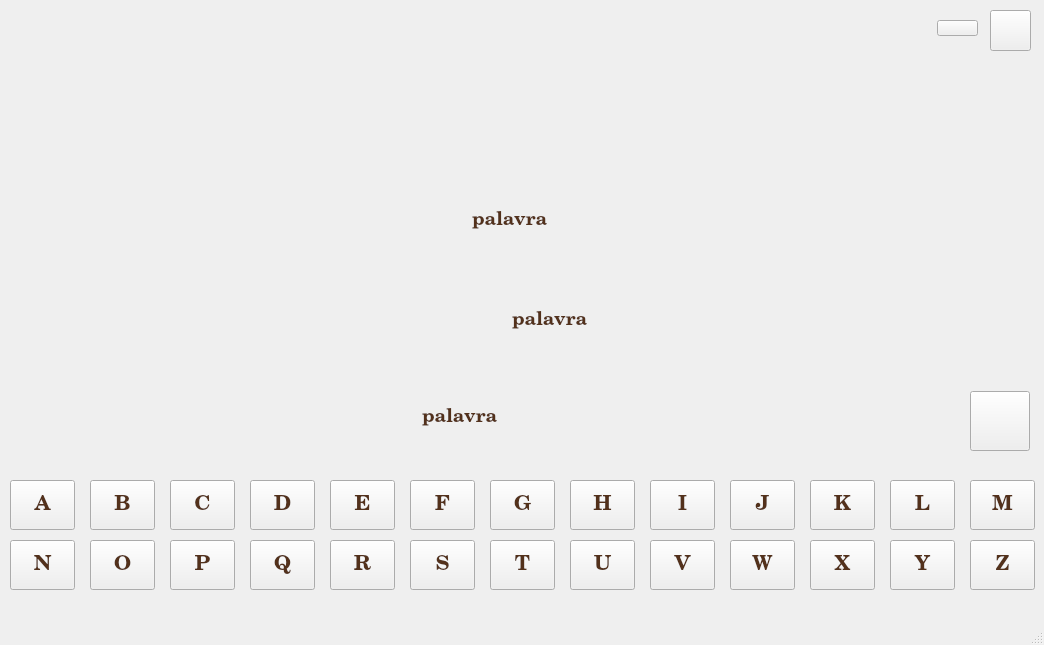
Above: design_jogo_da_forca.ui from ericdecastro/Jogo-da-Forca before the change. Below: the same form after it.
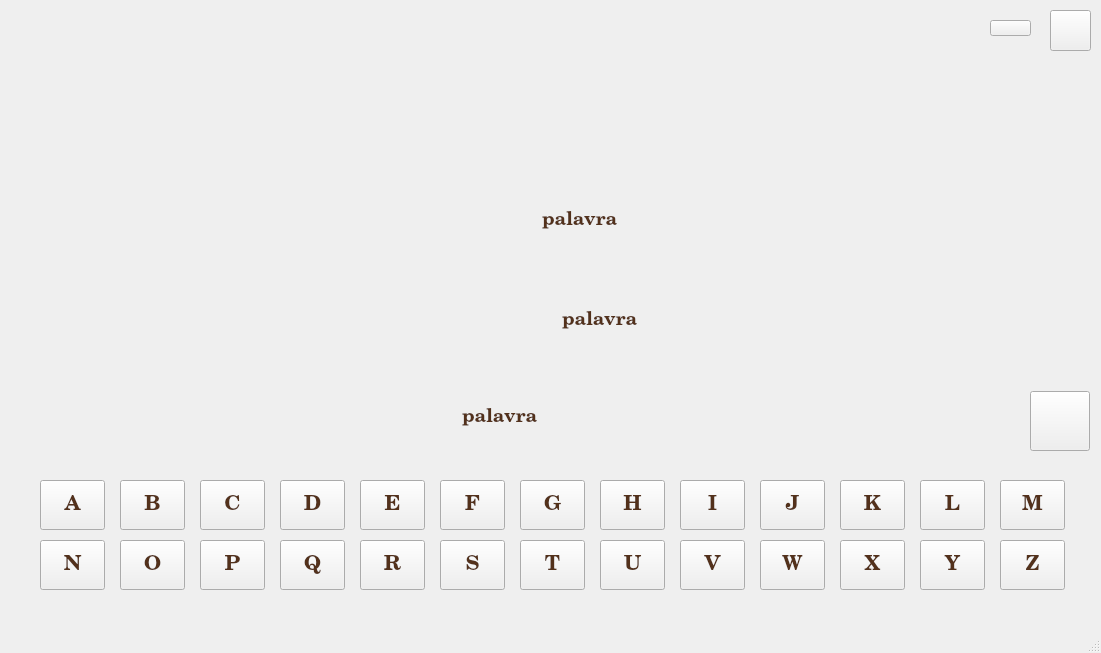
That is the form after the change. Icons and pictures are not drawn.

Patch:
```diff
--- a/design_jogo_da_forca.ui
+++ b/design_jogo_da_forca.ui
@@ -12,8 +12,8 @@
    <rect>
     <x>0</x>
     <y>0</y>
-    <width>1044</width>
-    <height>645</height>
+    <width>1101</width>
+    <height>653</height>
    </rect>
   </property>
   <property name="cursor">
@@ -42,7 +42,7 @@
    <widget class="QPushButton" name="btnA">
     <property name="geometry">
      <rect>
-      <x>10</x>
+      <x>40</x>
       <y>480</y>
       <width>65</width>
       <height>50</height>
@@ -76,7 +76,7 @@
    <widget class="QPushButton" name="btnB">
     <property name="geometry">
      <rect>
-      <x>90</x>
+      <x>120</x>
       <y>480</y>
       <width>65</width>
       <height>50</height>
@@ -105,7 +105,7 @@
    <widget class="QPushButton" name="btnG">
     <property name="geometry">
      <rect>
-      <x>490</x>
+      <x>520</x>
       <y>480</y>
       <width>65</width>
       <height>50</height>
@@ -134,7 +134,7 @@
    <widget class="QPushButton" name="btnF">
     <property name="geometry">
      <rect>
-      <x>410</x>
+      <x>440</x>
       <y>480</y>
       <width>65</width>
       <height>50</height>
@@ -163,7 +163,7 @@
    <widget class="QPushButton" name="btnC">
     <property name="geometry">
      <rect>
-      <x>170</x>
+      <x>200</x>
       <y>480</y>
       <width>65</width>
       <height>50</height>
@@ -192,7 +192,7 @@
    <widget class="QPushButton" name="btnD">
     <property name="geometry">
      <rect>
-      <x>250</x>
+      <x>280</x>
       <y>480</y>
       <width>65</width>
       <height>50</height>
@@ -221,7 +221,7 @@
    <widget class="QPushButton" name="btnE">
     <property name="geometry">
      <rect>
-      <x>330</x>
+      <x>360</x>
       <y>480</y>
       <width>65</width>
       <height>50</height>
@@ -250,7 +250,7 @@
    <widget class="QPushButton" name="btnH">
     <property name="geometry">
      <rect>
-      <x>570</x>
+      <x>600</x>
       <y>480</y>
       <width>65</width>
       <height>50</height>
@@ -279,7 +279,7 @@
    <widget class="QPushButton" name="btnO">
     <property name="geometry">
      <rect>
-      <x>90</x>
+      <x>120</x>
       <y>540</y>
       <width>65</width>
       <height>50</height>
@@ -308,7 +308,7 @@
    <widget class="QPushButton" name="btnN">
     <property name="geometry">
      <rect>
-      <x>10</x>
+      <x>40</x>
       <y>540</y>
       <width>65</width>
       <height>50</height>
@@ -337,7 +337,7 @@
    <widget class="QPushButton" name="btnL">
     <property name="geometry">
      <rect>
-      <x>890</x>
+      <x>920</x>
       <y>480</y>
       <width>65</width>
       <height>50</height>
@@ -366,7 +366,7 @@
    <widget class="QPushButton" name="btnM">
     <property name="geometry">
      <rect>
-      <x>970</x>
+      <x>1000</x>
       <y>480</y>
       <width>65</width>
       <height>50</height>
@@ -395,7 +395,7 @@
    <widget class="QPushButton" name="btnP">
     <property name="geometry">
      <rect>
-      <x>170</x>
+      <x>200</x>
       <y>540</y>
       <width>65</width>
       <height>50</height>
@@ -424,7 +424,7 @@
    <widget class="QPushButton" name="btnJ">
     <property name="geometry">
      <rect>
-      <x>730</x>
+      <x>760</x>
       <y>480</y>
       <width>65</width>
       <height>50</height>
@@ -453,7 +453,7 @@
    <widget class="QPushButton" name="btnK">
     <property name="geometry">
      <rect>
-      <x>810</x>
+      <x>840</x>
       <y>480</y>
       <width>65</width>
       <height>50</height>
@@ -482,7 +482,7 @@
    <widget class="QPushButton" name="btnI">
     <property name="geometry">
      <rect>
-      <x>650</x>
+      <x>680</x>
       <y>480</y>
       <width>65</width>
       <height>50</height>
@@ -511,7 +511,7 @@
    <widget class="QPushButton" name="btnW">
     <property name="geometry">
      <rect>
-      <x>730</x>
+      <x>760</x>
       <y>540</y>
       <width>65</width>
       <height>50</height>
@@ -540,7 +540,7 @@
    <widget class="QPushButton" name="btnV">
     <property name="geometry">
      <rect>
-      <x>650</x>
+      <x>680</x>
       <y>540</y>
       <width>65</width>
       <height>50</height>
@@ -569,7 +569,7 @@
    <widget class="QPushButton" name="btnT">
     <property name="geometry">
      <rect>
-      <x>490</x>
+      <x>520</x>
       <y>540</y>
       <width>65</width>
       <height>50</height>
@@ -598,7 +598,7 @@
    <widget class="QPushButton" name="btnU">
     <property name="geometry">
      <rect>
-      <x>570</x>
+      <x>600</x>
       <y>540</y>
       <width>65</width>
       <height>50</height>
@@ -627,7 +627,7 @@
    <widget class="QPushButton" name="btnX">
     <property name="geometry">
      <rect>
-      <x>810</x>
+      <x>840</x>
       <y>540</y>
       <width>65</width>
       <height>50</height>
@@ -656,7 +656,7 @@
    <widget class="QPushButton" name="btnR">
     <property name="geometry">
      <rect>
-      <x>330</x>
+      <x>360</x>
       <y>540</y>
       <width>65</width>
       <height>50</height>
@@ -685,7 +685,7 @@
    <widget class="QPushButton" name="btnS">
     <property name="geometry">
      <rect>
-      <x>410</x>
+      <x>440</x>
       <y>540</y>
       <width>65</width>
       <height>50</height>
@@ -714,7 +714,7 @@
    <widget class="QPushButton" name="btnY">
     <property name="geometry">
      <rect>
-      <x>890</x>
+      <x>920</x>
       <y>540</y>
       <width>65</width>
       <height>50</height>
@@ -743,7 +743,7 @@
    <widget class="QPushButton" name="btnQ">
     <property name="geometry">
      <rect>
-      <x>250</x>
+      <x>280</x>
       <y>540</y>
       <width>65</width>
       <height>50</height>
@@ -772,7 +772,7 @@
    <widget class="QPushButton" name="btnZ">
     <property name="geometry">
      <rect>
-      <x>970</x>
+      <x>1000</x>
       <y>540</y>
       <width>65</width>
       <height>50</height>
@@ -801,7 +801,7 @@
    <widget class="QLabel" name="labPalavra">
     <property name="geometry">
      <rect>
-      <x>390</x>
+      <x>430</x>
       <y>387</y>
       <width>550</width>
       <height>61</height>
@@ -839,7 +839,7 @@
     </property>
     <property name="geometry">
      <rect>
-      <x>990</x>
+      <x>1050</x>
       <y>10</y>
       <width>41</width>
       <height>41</height>
@@ -859,7 +859,7 @@
    <widget class="QPushButton" name="btnMini">
     <property name="geometry">
      <rect>
-      <x>937</x>
+      <x>990</x>
       <y>20</y>
       <width>41</width>
       <height>16</height>
@@ -881,7 +881,7 @@
      <rect>
       <x>0</x>
       <y>466</y>
-      <width>1045</width>
+      <width>1101</width>
       <height>151</height>
      </rect>
     </property>
@@ -893,7 +893,7 @@
    <widget class="QPushButton" name="btnSom">
     <property name="geometry">
      <rect>
-      <x>970</x>
+      <x>1030</x>
       <y>391</y>
       <width>60</width>
       <height>60</height>
@@ -963,9 +963,9 @@
     <property name="geometry">
      <rect>
       <x>10</x>
-      <y>120</y>
-      <width>271</width>
-      <height>321</height>
+      <y>7</y>
+      <width>351</width>
+      <height>445</height>
      </rect>
     </property>
     <property name="styleSheet">
@@ -981,7 +981,7 @@
      <rect>
       <x>0</x>
       <y>0</y>
-      <width>1051</width>
+      <width>1101</width>
       <height>471</height>
      </rect>
     </property>
@@ -995,7 +995,7 @@
    <widget class="QLabel" name="labPalavra2">
     <property name="geometry">
      <rect>
-      <x>480</x>
+      <x>530</x>
       <y>290</y>
       <width>550</width>
       <height>61</height>
@@ -1030,7 +1030,7 @@
    <widget class="QLabel" name="labPalavra3">
     <property name="geometry">
      <rect>
-      <x>440</x>
+      <x>510</x>
       <y>190</y>
       <width>550</width>
       <height>61</height>
@@ -1065,8 +1065,8 @@
    <widget class="QLabel" name="labCategoria">
     <property name="geometry">
      <rect>
-      <x>420</x>
-      <y>16</y>
+      <x>480</x>
+      <y>10</y>
       <width>221</width>
       <height>51</height>
      </rect>
```
Left out of the diff: 45 changed lines with no effect on the pictures.
